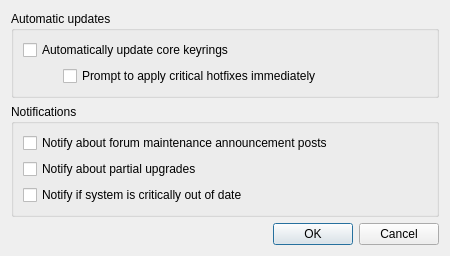
Qt form settingsdialog.ui (garuda-linux/garuda-system-maintenance) before a commit.
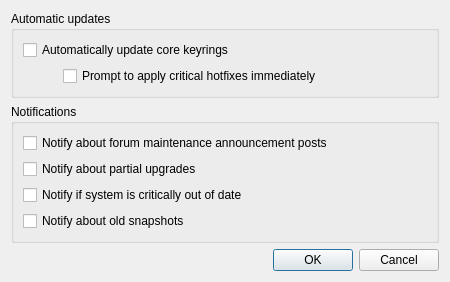
The same form after that commit. Icons and pictures are not drawn.

Commit message: Notify on old snapshots/restore backups

Diff of the .ui file:
```diff
--- a/settingsdialog.ui
+++ b/settingsdialog.ui
@@ -7,7 +7,7 @@
     <x>0</x>
     <y>0</y>
     <width>450</width>
-    <height>226</height>
+    <height>274</height>
    </rect>
   </property>
   <property name="windowIcon">
@@ -84,6 +84,13 @@
         </property>
        </widget>
       </item>
+      <item>
+       <widget class="QCheckBox" name="notifyOldSnapshot">
+        <property name="text">
+         <string>Notify about old snapshots</string>
+        </property>
+       </widget>
+      </item>
      </layout>
     </widget>
    </item>
```
Left out of the diff: 3 changed lines with no effect on the pictures. The commit also changes 5 other files.
